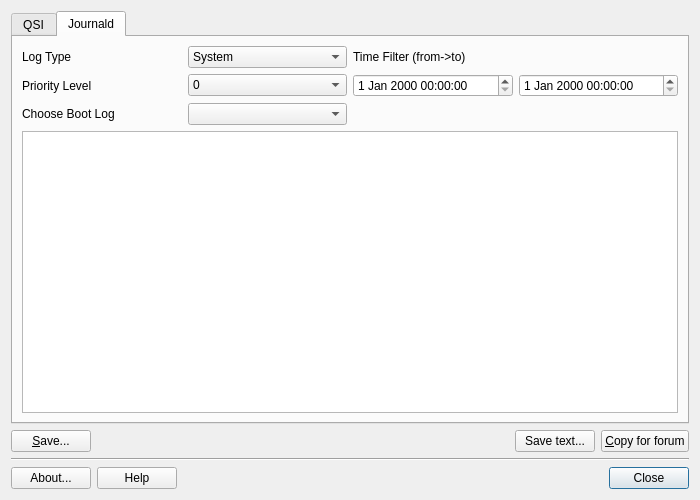
MX-Linux/quick-system-info-gui, file mainwindow.ui: the form before one commit.
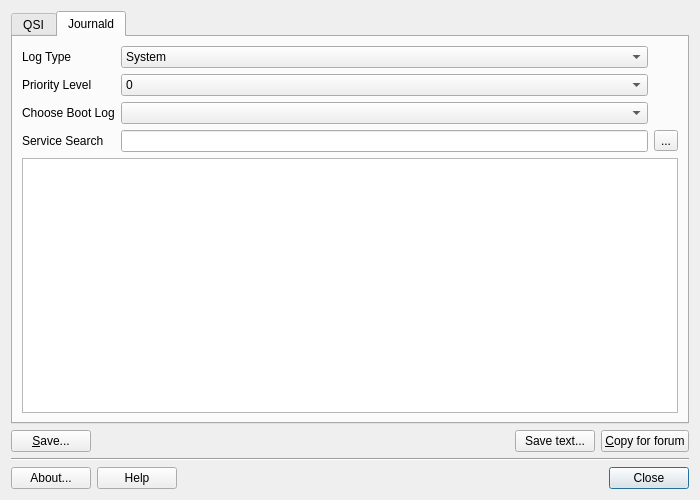
The form after the commit. Icons and pictures are not drawn.

Commit message: user level journald

```diff
--- a/mainwindow.ui
+++ b/mainwindow.ui
@@ -277,13 +277,6 @@
            </item>
           </widget>
          </item>
-         <item row="0" column="2">
-          <widget class="QLabel" name="labelTimeFilter">
-           <property name="text">
-            <string>Time Filter (from-&gt;to)</string>
-           </property>
-          </widget>
-         </item>
          <item row="1" column="0">
           <widget class="QLabel" name="labelPriorityFilter">
            <property name="text">
@@ -335,12 +328,6 @@
            </item>
           </widget>
          </item>
-         <item row="1" column="2">
-          <widget class="QDateTimeEdit" name="dateTimeEditFrom"/>
-         </item>
-         <item row="1" column="3">
-          <widget class="QDateTimeEdit" name="dateTimeEditTo"/>
-         </item>
          <item row="2" column="0">
           <widget class="QLabel" name="labelBootLog">
            <property name="text">
@@ -348,12 +335,32 @@
            </property>
           </widget>
          </item>
+         <item row="3" column="0">
+          <widget class="QLabel" name="labelSearch">
+           <property name="text">
+            <string extracomment="seek and ye shall find">Service Search</string>
+           </property>
+          </widget>
+         </item>
+         <item row="3" column="1">
+          <widget class="QLineEdit" name="lineEditJournaldSearch"/>
+         </item>
+         <item row="3" column="2">
+          <widget class="QToolButton" name="toolButtonReloadSearch">
+           <property name="text">
+            <string>...</string>
+           </property>
+           <property name="icon">
+            <iconset theme="edit-undo"/>
+           </property>
+          </widget>
+         </item>
+         <item row="4" column="0" colspan="3">
+          <widget class="QPlainTextEdit" name="plainTextEditJournald"/>
+         </item>
          <item row="2" column="1">
           <widget class="QComboBox" name="comboBoxJournaldListBoots"/>
          </item>
-         <item row="3" column="0" colspan="4">
-          <widget class="QPlainTextEdit" name="plainTextEditJournald"/>
-         </item>
         </layout>
        </item>
       </layout>
```
Left out of the diff: 6 changed lines with no effect on the pictures. The commit also changes 2 other files.
